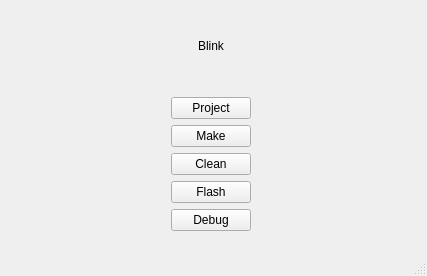
This is builder/mainwindow.ui in DanielSastoque/Tiva_C_Projects as Qt 5 draws it before an edit. The edited form follows.
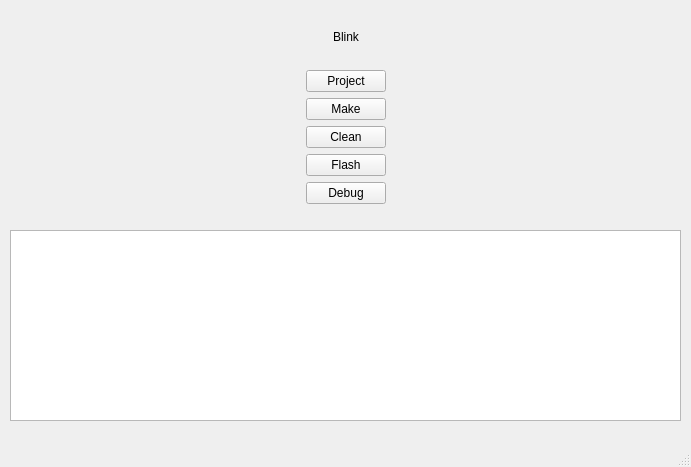
This is the edited form.

Commit message: Show stdout and stderr output in a text widget. Works for make, clean, flash and gdb, doesnt work for openocd

The edit to the form file:
```diff
--- a/builder/mainwindow.ui
+++ b/builder/mainwindow.ui
@@ -6,23 +6,25 @@
    <rect>
     <x>0</x>
     <y>0</y>
-    <width>427</width>
-    <height>276</height>
+    <width>691</width>
+    <height>467</height>
    </rect>
   </property>
   <property name="windowTitle">
    <string>MainWindow</string>
   </property>
   <widget class="QWidget" name="centralwidget">
-   <widget class="QWidget" name="layoutWidget">
+   <widget class="QWidget" name="">
     <property name="geometry">
      <rect>
-      <x>20</x>
-      <y>20</y>
-      <width>381</width>
-      <height>211</height>
+      <x>10</x>
+      <y>10</y>
+      <width>671</width>
+      <height>411</height>
      </rect>
     </property>
+    <layout class="QVBoxLayout" name="verticalLayout_2">
+     <item>
     <layout class="QHBoxLayout" name="horizontalLayout">
      <item>
       <spacer name="horizontalSpacer">
@@ -39,6 +41,22 @@
      </item>
      <item>
       <layout class="QVBoxLayout" name="verticalLayout">
+         <item>
+          <spacer name="verticalSpacer_2">
+           <property name="orientation">
+            <enum>Qt::Vertical</enum>
+           </property>
+           <property name="sizeType">
+            <enum>QSizePolicy::Fixed</enum>
+           </property>
+           <property name="sizeHint" stdset="0">
+            <size>
+             <width>20</width>
+             <height>20</height>
+            </size>
+           </property>
+          </spacer>
+         </item>
        <item>
         <widget class="QLabel" name="selected_project">
          <property name="text">
@@ -100,6 +118,22 @@
          </property>
         </widget>
        </item>
+         <item>
+          <spacer name="verticalSpacer_3">
+           <property name="orientation">
+            <enum>Qt::Vertical</enum>
+           </property>
+           <property name="sizeType">
+            <enum>QSizePolicy::Fixed</enum>
+           </property>
+           <property name="sizeHint" stdset="0">
+            <size>
+             <width>20</width>
+             <height>20</height>
+            </size>
+           </property>
+          </spacer>
+         </item>
       </layout>
      </item>
      <item>
@@ -116,6 +150,15 @@
       </spacer>
      </item>
     </layout>
+     </item>
+     <item>
+      <widget class="QPlainTextEdit" name="output_text">
+       <property name="readOnly">
+        <bool>true</bool>
+       </property>
+      </widget>
+     </item>
+    </layout>
    </widget>
   </widget>
   <widget class="QMenuBar" name="menubar">
```
Left out of the diff: 4 changed lines with no effect on the pictures. Lines whose indentation alone changed are shown as unchanged. The commit also changes 1 other file.
